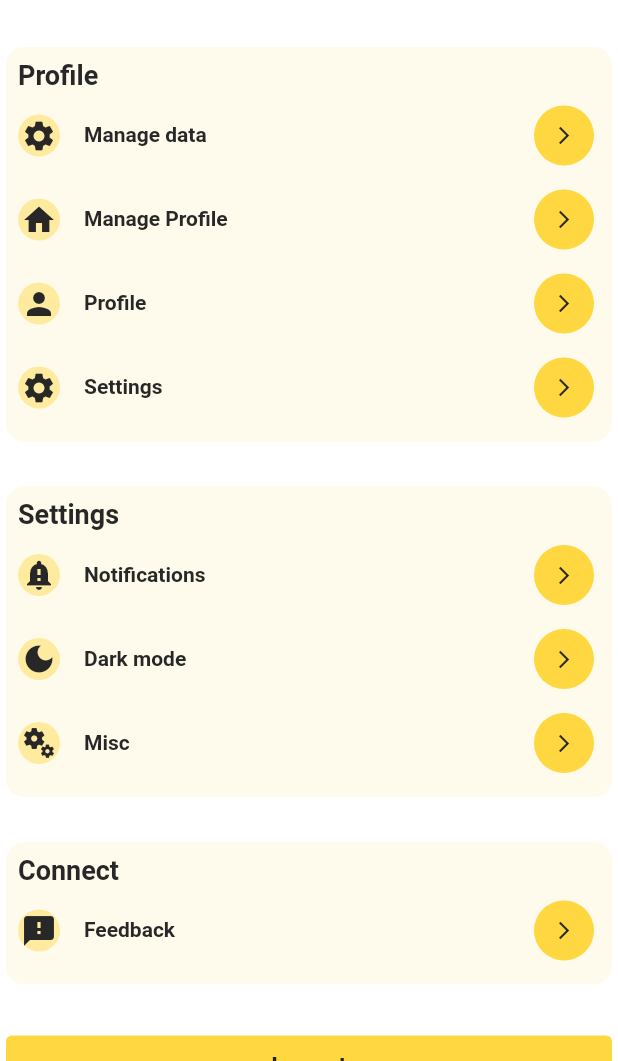
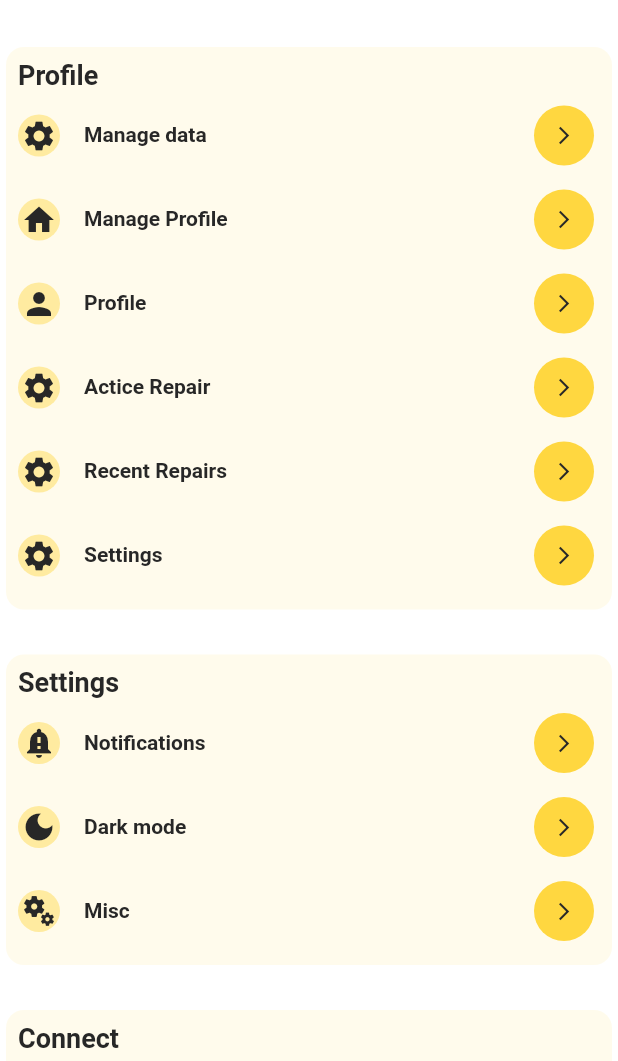
Before and after one commit to BaatoMechanic/bazra_flutter, a Flutter app: the UserProfileMenu screen opened directly, on a phone screen of 412 x 824 dp, the part 175-1236 px from its top. Run offline on Flutter 3.47's test engine with Material 2 defaults, Android fonts, the phone set to English and light mode, and no system bars; our stand-ins replace audioplayers, carousel_slider, flutter_map, flutter_riverpod, flutter_svg, geolocator and 7 more; missing offline and left inert: dart:ffi, flutter_flip_card, flutter_map_location_marker, location_picker_flutter_map; accounts and stored records are empty; Roboto replaces fonts that are missing (Montserrat).

Commit message:
Added all the screens to menu drawer

```diff
--- a/lib/src/features/home/home_screen.dart
+++ b/lib/src/features/home/home_screen.dart
@@ -53,7 +53,8 @@ class HomeScreen extends StatelessWidget {
                     child: SearchBar(
                       controller: _searchTextController,
                       focusNode: _searchFocusNode,
-                      leading: Icon(Icons.search),
+                      hintText: 'Search'.hardcoded(),
+                      leading: Icon(Icons.search, color: ThemeColor.dark),
                       onChanged: (value) {
                         _searchTextController.text = value;
                       },
--- a/lib/src/features/menu/user_profile_menu.dart
+++ b/lib/src/features/menu/user_profile_menu.dart
@@ -32,6 +32,18 @@ class UserProfileMenu extends StatelessWidget {
       leadingIcon: Icons.person,
       title: 'Profile',
       onPressed: (BuildContext context, WidgetRef ref) {},
+    ),
+    ProfileTile(
+      leadingIcon: Icons.settings,
+      title: 'Actice Repair',
+      onPressed: (BuildContext context, WidgetRef ref) =>
+          context.goNamed(appRoute.repairProgress.name),
+    ),
+    ProfileTile(
+      leadingIcon: Icons.settings,
+      title: 'Recent Repairs',
+      onPressed: (BuildContext context, WidgetRef ref) =>
+          context.goNamed(appRoute.recentRepairs.name),
     ),
     ProfileTile(
       leadingIcon: Icons.settings,
@@ -78,18 +90,7 @@ class UserProfileMenu extends StatelessWidget {
                   .setThemeMode(ThemeMode.light);
               return;
             });
-
         ToastHelper.showCenterAlertWithOptions(ctx, [darkTile, lightTile]);
-        // final themeMode =
-        //     ref.read(userSettingsRepositoryProvider).getThemeMode();
-        // if (themeMode == ThemeMode.dark) {
-        //   ref
-        //       .read(userSettingsRepositoryProvider)
-        //       .setThemeMode(ThemeMode.light);
-        //   return;
-        // }
-        // ref.read(userSettingsRepositoryProvider).setThemeMode(ThemeMode.dark);
-        // return;
       },
     ),
     ProfileTile(
@@ -104,6 +105,12 @@ class UserProfileMenu extends StatelessWidget {
       title: 'Feedback',
       onPressed: (BuildContext context, WidgetRef ref) =>
           context.goNamed(appRoute.feedback.name),
+    ),
+    ProfileTile(
+      leadingIcon: Icons.chat,
+      title: 'Chat Support',
+      onPressed: (BuildContext context, WidgetRef ref) =>
+          context.goNamed(appRoute.supportChat.name),
     ),
   ];
 
--- a/lib/src/routing/app_router.dart
+++ b/lib/src/routing/app_router.dart
@@ -17,7 +17,6 @@ import 'package:bato_mechanic/src/features/repair_request/presentation/track_mec
 import 'package:bato_mechanic/src/features/repair_request/presentation/vehicle_parts/vehicle_parts_screen.dart';
 import 'package:bato_mechanic/src/features/repair_request/presentation/vehicles/vehicles_screen.dart';
 import 'package:bato_mechanic/src/features/review/review_mechanic_screen.dart';
-import 'package:bato_mechanic/src/features/reviews/presentation/rating_and_reviews_screen.dart';
 import 'package:bato_mechanic/src/features/splash/presentation/splash_screen.dart';
 import 'package:bato_mechanic/src/features/support_chat/presentation/support_chat_screen.dart';
 
@@ -37,7 +36,7 @@ enum appRoute {
   history,
   payment,
   mechanicProfile,
-  reviewsAndRating,
+  reviewMechanic,
   splash,
   trackMechanic,
   supportChat,
@@ -67,17 +66,14 @@ GoRouter goRouter() {
     initialLocation: '/',
     routes: [
       GoRoute(
-        // path: '/splash',
         path: '/',
         name: appRoute.splash.name,
         // builder: (context, state) => const SplashScreen(),
         // builder: (context, state) => RepairProgressScreen(
         //   repairSteps: repairSteps,
         // ),
-        // builder: (context, state) => FeedbackContactScreen(),
+
         builder: (context, state) => HomeScreen(),
-
-        // builder: (context, state) => VehicleCategoryScreen(),
       ),
       GoRoute(
         path: '/login',
@@ -136,9 +132,9 @@ GoRouter goRouter() {
         builder: (context, state) => const PaymentIntegrationScreen(),
       ),
       GoRoute(
-        path: '/reviews-rating',
-        name: appRoute.reviewsAndRating.name,
-        builder: (context, state) => RatingsAndReviewsScreen(),
+        path: '/review-mechanic',
+        name: appRoute.reviewMechanic.name,
+        builder: (context, state) => ReviewMechanicScreen(),
       ),
       GoRoute(
         path: '/history',
@@ -154,8 +150,6 @@ GoRouter goRouter() {
         path: '/categories',
         name: appRoute.categories.name,
         builder: (context, state) => const VehicleCategoryScreen(),
-        // builder: (context, state) => SplashScreen(),
-
         routes: [
           GoRoute(
             path: 'vehicles',
--- a/lib/src/utils/theme/widget_themes/icon_theme.dart
+++ b/lib/src/utils/theme/widget_themes/icon_theme.dart
@@ -5,10 +5,10 @@ class BaatoIconTheme {
   BaatoIconTheme._();
 
   static final lightIconTheme = IconThemeData(
-    color: ThemeColor.black,
+    color: ThemeColor.dark,
   );
 
   static final darkIconTheme = IconThemeData(
-    color: ThemeColor.white,
+    color: ThemeColor.light,
   );
 }
--- a/lib/src/utils/theme/widget_themes/searchbar_theme.dart
+++ b/lib/src/utils/theme/widget_themes/searchbar_theme.dart
@@ -13,7 +13,7 @@ class BaatoSearchBarTheme {
       ColorManager.primaryTint60,
     ),
     textStyle: MaterialStatePropertyAll<TextStyle>(
-      TextStyle().copyWith(
+      const TextStyle().copyWith(
         color: ThemeColor.dark,
       ),
     ),
@@ -26,7 +26,7 @@ class BaatoSearchBarTheme {
         Radius.circular(AppRadius.r32),
       ),
     )),
-    constraints: BoxConstraints(maxHeight: AppHeight.h50),
+    constraints: const BoxConstraints(maxHeight: AppHeight.h50),
   );
 
   static final darkSearchBarTheme = SearchBarThemeData(
@@ -34,7 +34,7 @@ class BaatoSearchBarTheme {
       ColorManager.primaryTint60,
     ),
     textStyle: MaterialStatePropertyAll<TextStyle>(
-      TextStyle().copyWith(
+      const TextStyle().copyWith(
         color: ThemeColor.dark,
       ),
     ),
@@ -47,6 +47,6 @@ class BaatoSearchBarTheme {
         Radius.circular(AppRadius.r32),
       ),
     )),
-    constraints: BoxConstraints(maxHeight: AppHeight.h50),
+    constraints: const BoxConstraints(maxHeight: AppHeight.h50),
   );
 }
```
Also changed, not shown: lib/src/common/widgets/recent_repair_container_widget.dart (+29 -7 lines), lib/src/features/recent_repairs/recent_repairs_list.dart (+5 -2 lines), lib/src/features/reviews/presentation/rating_and_reviews_screen.dart (deleted, +0 -106 lines).
